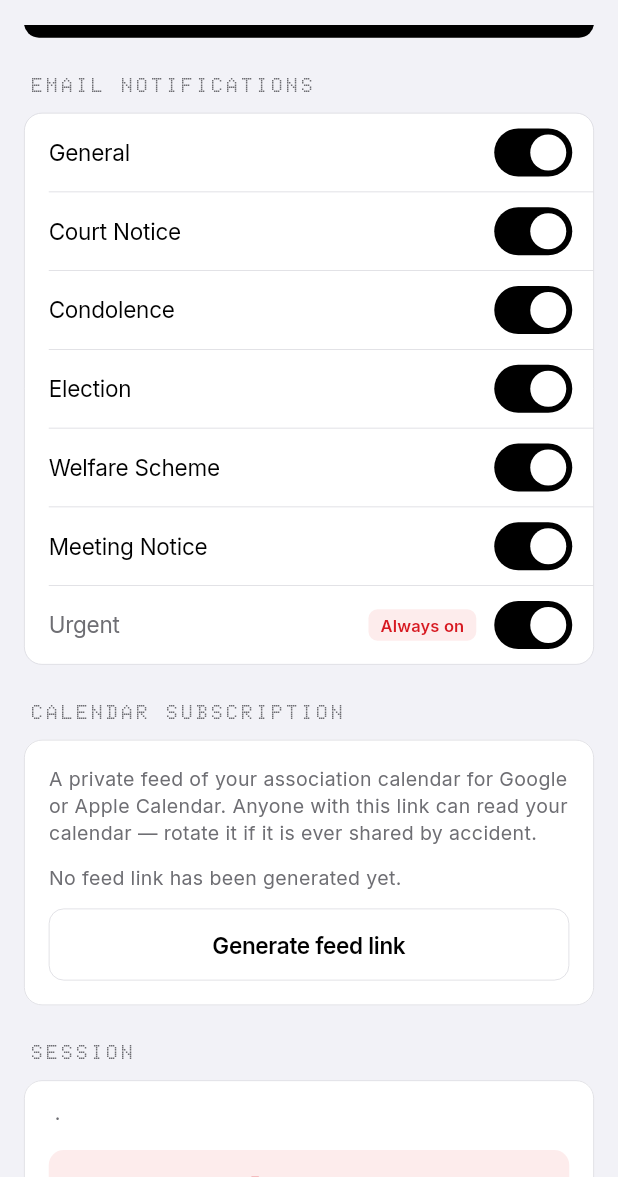
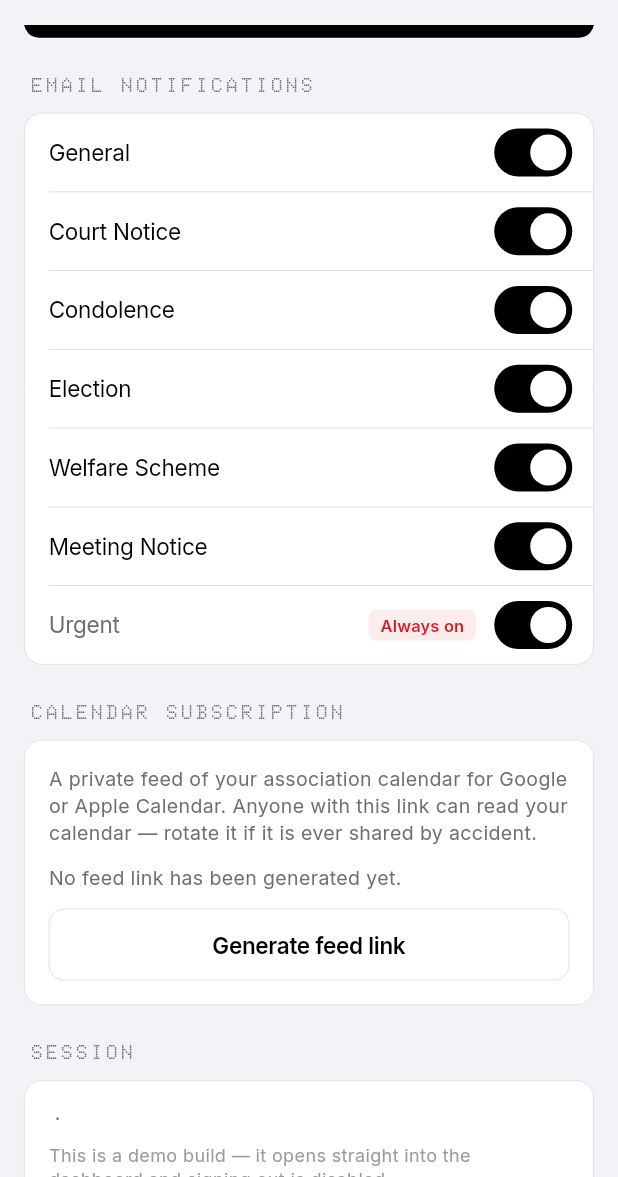
Before and after one commit to MasterOogway0220/high_court, a Flutter app: the SettingsScreen screen opened directly with empty values, scrolled down 1152 dp, on a phone screen of 412 x 824 dp, the part 59-1236 px from its top. Run offline on Flutter 3.47's test engine with Material 3 defaults, Android fonts, the phone set to English and light mode, and no system bars; our stand-ins replace supabase_flutter; accounts and stored records are empty; network calls fail.

Commit message:
Open straight into the dashboard, mirroring the web's demo auto-login
The app now signs in as the configured demo account at launch and the sign-in
gate never appears, so every page is reachable without a login step. This is
the same mechanism as DEMO_AUTO_LOGIN in src/proxy.ts, and the same account.

Two things carried over from the web deliberately:

It is gated on a compile-time value, not hard-coded. Build with
--dart-define=DEMO_AUTO_LOGIN= and the normal gate returns, no code change.

The auto-login is attempted exactly once, and a failure falls through to the
gate with the reason on it. The web hit this as a redirect loop between / and
/login, where a wrong password reported itself as ERR_TOO_MANY_REDIRECTS
instead of as the sign-in failure it was; retrying here would strand a member
on a splash screen for the same reason.

Sign-out is hidden while demo mode is on, because the gate would sign straight
back in and the button would read as broken. The web hides it too.

Never ship this build to members: it hands everyone holding the APK a session.

Co-Authored-By: Claude Opus 5 (1M context) <noreply@anthropic.com>

```diff
--- a/mobile/lib/data.dart
+++ b/mobile/lib/data.dart
@@ -20,6 +20,27 @@ const supabaseAnonKey = String.fromEnvironment(
   defaultValue:
       'eyJhbGciOiJIUzI1NiIsInR5cCI6IkpXVCJ9.eyJpc3MiOiJzdXBhYmFzZSIsInJlZiI6Imx4cWhlbmlwdWJtamZzamF0aXB3Iiwicm9sZSI6ImFub24iLCJpYXQiOjE3ODU3MzQ3ODgsImV4cCI6MjEwMTMxMDc4OH0.kn_aIRwnIRI77o928hqZnjvwFYiQZ9R-_uGR1sw2RfI',
 );
+
+/*
+  Demo auto-login, mirroring DEMO_AUTO_LOGIN in src/proxy.ts. When an account is
+  configured the app signs in as it at launch and the sign-in gate never appears,
+  so the dashboard can be shown without a sign-in step.
+
+  Gated on a compile-time value rather than hard-coded, exactly as the web gates
+  it on an env var: build with --dart-define=DEMO_AUTO_LOGIN= and the normal gate
+  returns, with no code change. Never ship this to members — it hands every
+  person holding the APK a full session.
+*/
+const demoEmail = String.fromEnvironment(
+  'DEMO_AUTO_LOGIN',
+  defaultValue: 'ghcba-office@ghcba.demo',
+);
+const demoPassword = String.fromEnvironment(
+  'DEMO_AUTO_LOGIN_PASSWORD',
+  defaultValue: 'demo1234',
+);
+
+bool get demoMode => demoEmail.isNotEmpty;
 
 SupabaseClient get sb => Supabase.instance.client;
 
@@ -88,6 +109,22 @@ class Data {
       return 'That password does not match our records.';
     } catch (_) {
       return 'Could not sign in. Check your connection and try again.';
+    }
+  }
+
+  /// Returns false rather than throwing: a failed demo sign-in falls back to the
+  /// normal gate. The web learned this the hard way — bouncing on failure turned
+  /// a bad password into ERR_TOO_MANY_REDIRECTS instead of a legible error.
+  static Future<bool> demoSignIn() async {
+    if (!demoMode) return false;
+    try {
+      await sb.auth.signInWithPassword(
+        email: demoEmail,
+        password: demoPassword,
+      );
+      return true;
+    } catch (_) {
+      return false;
     }
   }
 
--- a/mobile/lib/screens/settings.dart
+++ b/mobile/lib/screens/settings.dart
@@ -360,6 +360,9 @@ class _SettingsScreenState extends State<SettingsScreen> {
                 '${widget.me.fullName} · ${widget.me.email ?? widget.me.enrolmentNo}',
                 style: T.footnote,
               ),
+              // No sign-out in demo mode: the gate would sign straight back in,
+              // so the button would read as broken. The web hides it too.
+              if (!demoMode) ...[
                 const SizedBox(height: 12),
                 AppButton(
                   'Sign out',
@@ -369,6 +372,14 @@ class _SettingsScreenState extends State<SettingsScreen> {
                   // AuthGate is listening; signing out swaps the screen itself.
                   onPressed: Data.signOut,
                 ),
+              ] else ...[
+                const SizedBox(height: 8),
+                Text(
+                  'This is a demo build — it opens straight into the dashboard '
+                  'and signing out is disabled.',
+                  style: T.caption,
+                ),
+              ],
             ],
           ),
         ),
```
Also changed, not shown: mobile/lib/main.dart (+83 -11 lines), mobile/lib/screens/login.dart (+6 -2 lines), 1 other file. Lines whose indentation alone changed are shown as unchanged.
